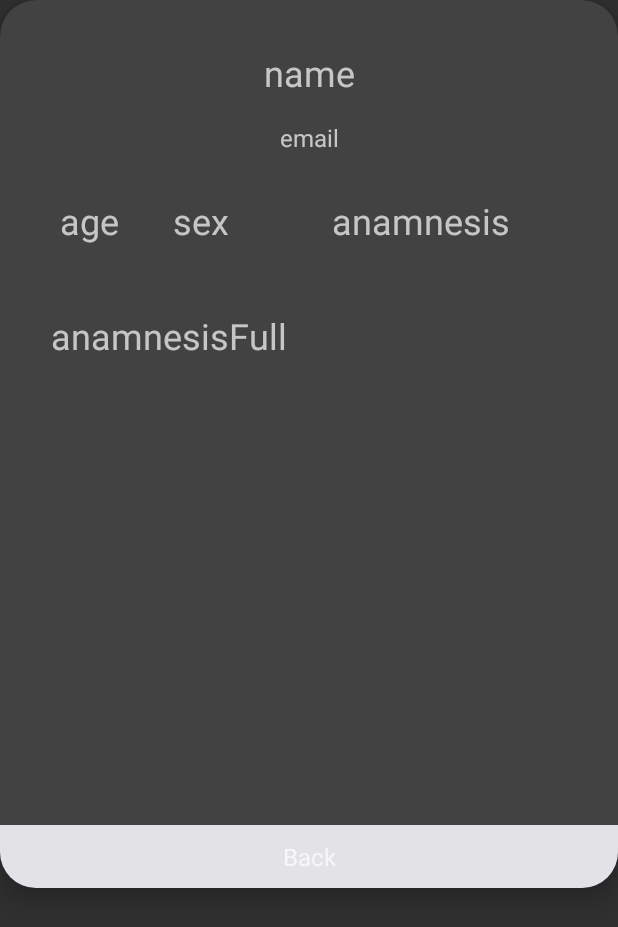
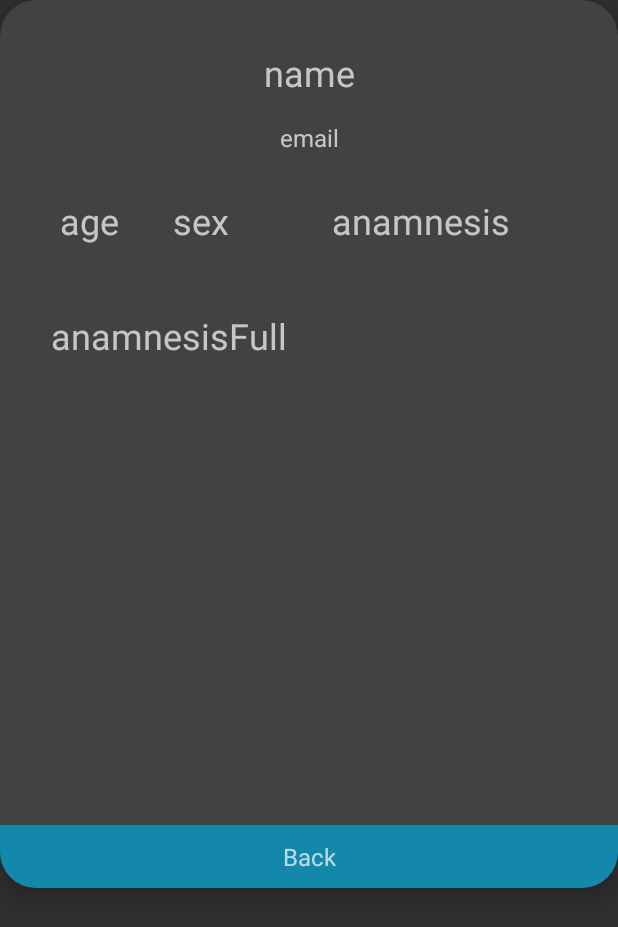
Before and after one commit to Kkmgla/Hospital-patients, an Android app: the layout user_info.xml on its own in the app's theme, with its tools: preview values and no code run, on a phone screen of 412 x 824 dp. Shown: the top 927 px of the screen. Run offline under Robolectric (Android 15) with nearby library versions, the phone set to English and light mode, and no system bars.

Commit message:
Update user_info.xml

```diff
--- a/app/src/main/res/layout/user_info.xml
+++ b/app/src/main/res/layout/user_info.xml
@@ -85,7 +85,7 @@
             android:layout_width="0dp"
             android:layout_height="42dp"
             android:layout_marginTop="36dp"
-            android:background="@color/button_gray"
+            android:background="#1488AA"
             android:gravity="center_horizontal|center_vertical"
             android:text="Back"
             android:textSize="16sp"
```
